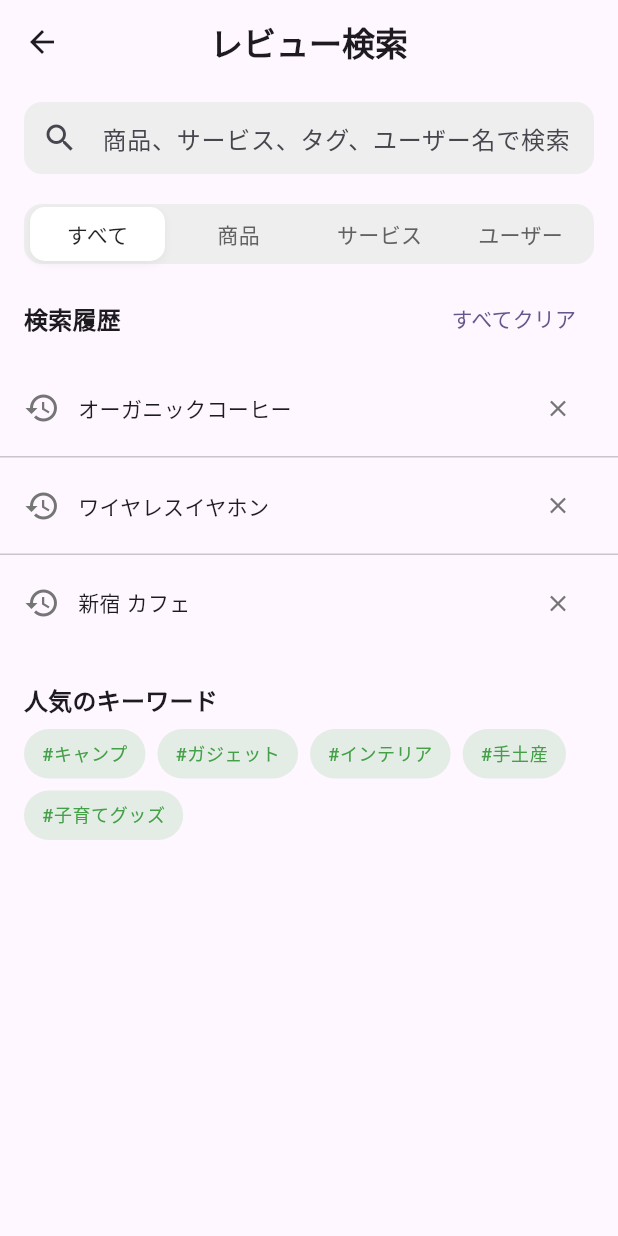
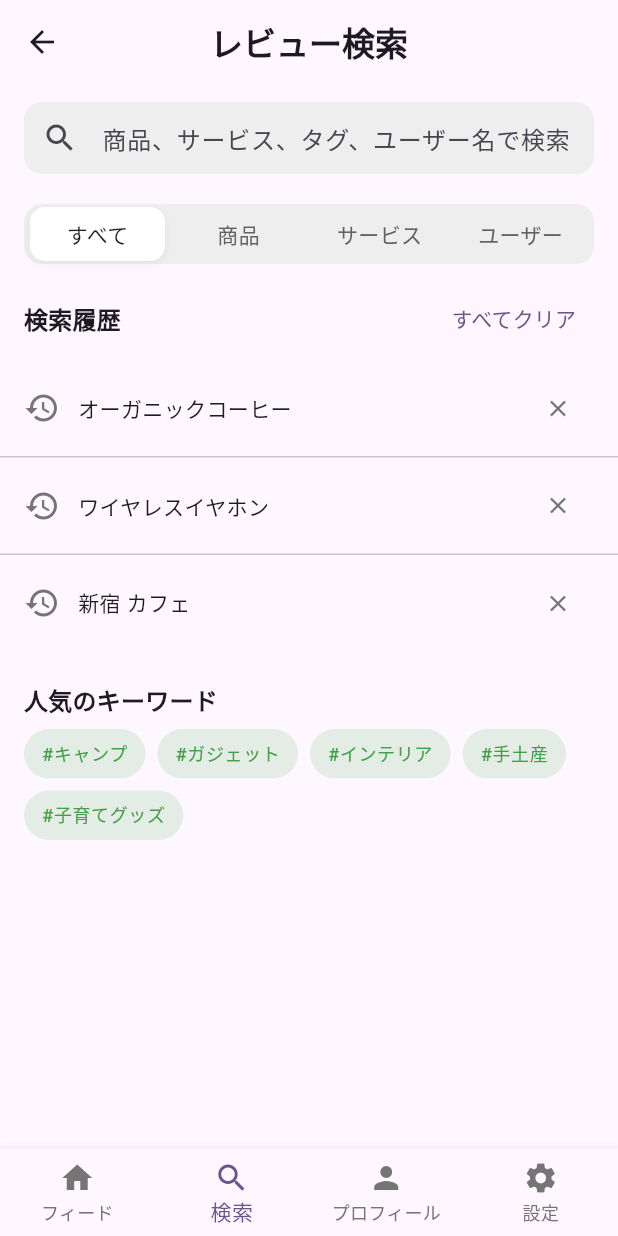
Before and after one commit to kyo09427/favlog_app, a Flutter app: the screen it shows once a user with an empty profile is signed in, item 2 of the bottom bar chosen, on a phone screen of 412 x 824 dp. Run offline on Flutter 3.47's test engine with Material 3 defaults, Android fonts, the phone set to English and light mode, and no system bars; our stand-ins replace cached_network_image, flutter_dotenv, flutter_riverpod, image_picker, shimmer, supabase_flutter; accounts and stored records are empty.

Commit message:
feat: Implement various feature enhancements and UI improvements
This commit includes several enhancements and bug fixes across the application,
primarily focusing on robustness, UI/UX, and code structure:

- **Robustness**: Introduced _isDisposed pattern in controllers (add_review_controller.dart, edit_review_controller.dart, profile_screen_controller.dart) to prevent state updates after disposal.
- **Image Handling**:
    - Added image optimization options (maxWidth, maxHeight, imageQuality) to ImagePicker calls in add_review_controller.dart and edit_review_controller.dart.
    - Implemented logic to remove old images from Supabase Storage upon new image upload in edit_review_controller.dart and profile_screen_controller.dart.
- **Navigation**: Extracted bottom navigation into a reusable CommonBottomNavBar widget (lib/presentation/widgets/common_bottom_nav_bar.dart), now integrated into home_screen.dart, profile_screen.dart, and search_screen.dart.
- **UI/UX Improvements**:
    - **ProfileScreen**: Enhanced initial loading UI, added username validation, and implemented a manual refresh button.
    - **SearchScreen**: Refactored star rating display into a reusable widget and improved error/no results display.
    - **General**: Updated error messages and other UI texts to be localized (Japanese).
- **Data Freshness**: Added forceUpdate parameter to fetchProducts calls in home_screen.dart to ensure data is fresh.
- **Code Cleanup**: Removed numerous Japanese comments from various files.

```diff
--- a/lib/main.dart
+++ b/lib/main.dart
@@ -1,11 +1,13 @@
 import 'package:flutter/material.dart';
-import 'package:flutter_dotenv/flutter_dotenv.dart'; // Add this import
+import 'package:flutter_dotenv/flutter_dotenv.dart';
 import 'package:supabase_flutter/supabase_flutter.dart';
-import 'package:flutter_riverpod/flutter_riverpod.dart'; // Import Riverpod
-import 'package:favlog_app/presentation/screens/auth_screen.dart'; // Updated path
-import 'package:favlog_app/presentation/screens/home_screen.dart'; // Updated path
-import 'package:favlog_app/presentation/screens/email_verification_screen.dart'; // Add this import
-import 'package:favlog_app/core/providers/auth_providers.dart'; // Import authStateChangesProvider
+import 'package:flutter_riverpod/flutter_riverpod.dart';
+import 'package:favlog_app/presentation/screens/auth_screen.dart';
+import 'package:favlog_app/presentation/screens/home_screen.dart';
+import 'package:favlog_app/presentation/screens/email_verification_screen.dart';
+import 'package:favlog_app/presentation/screens/search_screen.dart';
+import 'package:favlog_app/presentation/screens/profile_screen.dart';
+import 'package:favlog_app/core/providers/auth_providers.dart';
 
 // Define a Riverpod provider for SupabaseClient
 final supabaseProvider = Provider<SupabaseClient>((ref) {
@@ -14,22 +16,28 @@ final supabaseProvider = Provider<SupabaseClient>((ref) {
 
 Future<void> main() async {
   WidgetsFlutterBinding.ensureInitialized();
-  await dotenv.load(fileName: ".env"); // Load .env file
+
+  try {
+    await dotenv.load(fileName: ".env");
+  } catch (e) {
+    debugPrint('Error loading .env file: $e');
+  }
 
   await Supabase.initialize(
-    url: dotenv.env['SUPABASE_URL']!, // Use environment variable
-    anonKey: dotenv.env['SUPABASE_ANON_KEY']!, // Use environment variable
+    url: dotenv.env['SUPABASE_URL']!,
+    anonKey: dotenv.env['SUPABASE_ANON_KEY']!,
   );
-  // Wrap the entire application with ProviderScope
+
   runApp(const ProviderScope(child: MyApp()));
 }
 
-class MyApp extends ConsumerWidget { // Change StatelessWidget to ConsumerWidget
+class MyApp extends ConsumerWidget {
   const MyApp({super.key});
 
   @override
-  Widget build(BuildContext context, WidgetRef ref) { // Add WidgetRef ref
-    final authState = ref.watch(authStateChangesProvider); // Use authStateChangesProvider
+  Widget build(BuildContext context, WidgetRef ref) {
+    final authState = ref.watch(authStateChangesProvider);
+
     return MaterialApp(
       title: 'FavLog App',
       theme: ThemeData(
@@ -42,7 +50,6 @@ class MyApp extends ConsumerWidget { // Change StatelessWidget to ConsumerWidget
           if (session == null) {
             return const AuthScreen();
           } else {
-            // セッションがあるがメールが未確認の場合、EmailVerificationScreenへ
             if (session.user?.emailConfirmedAt == null) {
               return const EmailVerificationScreen();
             }
@@ -56,6 +63,11 @@ class MyApp extends ConsumerWidget { // Change StatelessWidget to ConsumerWidget
           body: Center(child: Text('Error: $error')),
         ),
       ),
+      routes: {
+        '/home': (context) => const HomeScreen(),
+        '/search': (context) => const SearchScreen(),
+        '/profile': (context) => const ProfileScreen(),
+      },
     );
   }
 }
--- a/lib/presentation/screens/search_screen.dart
+++ b/lib/presentation/screens/search_screen.dart
@@ -3,6 +3,7 @@ import 'package:flutter_riverpod/flutter_riverpod.dart';
 import 'package:cached_network_image/cached_network_image.dart';
 import 'package:shimmer/shimmer.dart';
 import '../providers/search_controller.dart';
+import '../widgets/common_bottom_nav_bar.dart';
 import 'review_detail_screen.dart';
 
 class SearchScreen extends ConsumerStatefulWidget {
@@ -85,6 +86,30 @@ class _SearchScreenState extends ConsumerState<SearchScreen> {
     );
   }
 
+  Widget _buildStarRating(double rating, {double size = 16}) {
+    return Row(
+      mainAxisSize: MainAxisSize.min,
+      children: List.generate(5, (index) {
+        final starIndex = index + 1;
+
+        IconData icon;
+        if (rating >= starIndex) {
+          icon = Icons.star;
+        } else if (rating >= starIndex - 0.5) {
+          icon = Icons.star_half;
+        } else {
+          icon = Icons.star_border;
+        }
+
+        return Icon(
+          icon,
+          color: Colors.amber,
+          size: size,
+        );
+      }),
+    );
+  }
+
   Widget _buildSearchResultItem(SearchResult result) {
     final product = result.product;
     final latestReview = result.latestReview;
@@ -159,25 +184,7 @@ class _SearchScreenState extends ConsumerState<SearchScreen> {
                     const SizedBox(height: 8),
                     Row(
                       children: [
-                        ...List.generate(5, (index) {
-                          final starIndex = index + 1;
-                          final rating = latestReview.rating;
-
-                          IconData icon;
-                          if (rating >= starIndex) {
-                            icon = Icons.star;
-                          } else if (rating >= starIndex - 0.5) {
-                            icon = Icons.star_half;
-                          } else {
-                            icon = Icons.star_border;
-                          }
-
-                          return Icon(
-                            icon,
-                            color: Colors.amber,
-                            size: 16,
-                          );
-                        }),
+                        _buildStarRating(latestReview.rating),
                         const SizedBox(width: 8),
                         Expanded(
                           child: Text(
@@ -205,7 +212,6 @@ class _SearchScreenState extends ConsumerState<SearchScreen> {
     final searchState = ref.watch(searchControllerProvider);
     final searchController = ref.read(searchControllerProvider.notifier);
 
-    // 検索クエリをTextEditingControllerと同期
     if (_searchController.text != searchState.searchQuery) {
       _searchController.text = searchState.searchQuery;
       _searchController.selection = TextSelection.fromPosition(
@@ -228,7 +234,6 @@ class _SearchScreenState extends ConsumerState<SearchScreen> {
       body: SafeArea(
         child: Column(
           children: [
-            // 検索バー
             Padding(
               padding: const EdgeInsets.symmetric(horizontal: 16, vertical: 12),
               child: SizedBox(
@@ -264,7 +269,6 @@ class _SearchScreenState extends ConsumerState<SearchScreen> {
               ),
             ),
 
-            // フィルターボタン
             Padding(
               padding: const EdgeInsets.symmetric(horizontal: 16, vertical: 8),
               child: Container(
@@ -330,12 +334,33 @@ class _SearchScreenState extends ConsumerState<SearchScreen> {
               ),
             ),
 
-            // 検索結果または履歴
             Expanded(
               child: searchState.isLoading
                   ? const Center(child: CircularProgressIndicator())
                   : searchState.error != null
-                      ? Center(child: Text('エラー: ${searchState.error}'))
+                      ? Center(
+                          child: Column(
+                            mainAxisAlignment: MainAxisAlignment.center,
+                            children: [
+                              Icon(
+                                Icons.error_outline,
+                                size: 64,
+                                color: Colors.red[300],
+                              ),
+                              const SizedBox(height: 16),
+                              Text(
+                                'エラーが発生しました',
+                                style: theme.textTheme.titleMedium,
+                              ),
+                              const SizedBox(height: 8),
+                              Text(
+                                searchState.error!,
+                                style: theme.textTheme.bodySmall,
+                                textAlign: TextAlign.center,
+                              ),
+                            ],
+                          ),
+                        )
                       : searchState.searchResults.isNotEmpty
                           ? ListView.builder(
                               itemCount: searchState.searchResults.length,
@@ -346,11 +371,28 @@ class _SearchScreenState extends ConsumerState<SearchScreen> {
                               },
                             )
                           : searchState.searchQuery.isNotEmpty
-                              ? const Center(child: Text('検索結果が見つかりませんでした'))
+                              ? Center(
+                                  child: Column(
+                                    mainAxisAlignment: MainAxisAlignment.center,
+                                    children: [
+                                      Icon(
+                                        Icons.search_off,
+                                        size: 64,
+                                        color: Colors.grey[400],
+                                      ),
+                                      const SizedBox(height: 16),
+                                      const Text('検索結果が見つかりませんでした'),
+                                    ],
+                                  ),
+                                )
                               : _buildHistoryAndKeywords(theme, searchState),
             ),
           ],
         ),
+      ),
+      bottomNavigationBar: CommonBottomNavBar(
+        currentIndex: 1,
+        onTap: (index) => NavigationHelper.navigateToIndex(context, index, 1),
       ),
     );
   }
@@ -361,7 +403,6 @@ class _SearchScreenState extends ConsumerState<SearchScreen> {
       child: Column(
         crossAxisAlignment: CrossAxisAlignment.start,
         children: [
-          // 検索履歴
           Padding(
             padding: const EdgeInsets.symmetric(horizontal: 16, vertical: 4),
             child: Row(
@@ -437,7 +478,6 @@ class _SearchScreenState extends ConsumerState<SearchScreen> {
 
           const SizedBox(height: 16),
 
-          // 人気のキーワード
           Padding(
             padding: const EdgeInsets.symmetric(horizontal: 16, vertical: 4),
             child: Text(
--- /dev/null
+++ b/lib/presentation/widgets/common_bottom_nav_bar.dart
@@ -0,0 +1,83 @@
+import 'package:flutter/material.dart';
+
+class CommonBottomNavBar extends StatelessWidget {
+  final int currentIndex;
+  final Function(int) onTap;
+
+  const CommonBottomNavBar({
+    super.key,
+    required this.currentIndex,
+    required this.onTap,
+  });
+
+  @override
+  Widget build(BuildContext context) {
+    final theme = Theme.of(context);
+
+    return BottomNavigationBar(
+      type: BottomNavigationBarType.fixed,
+      currentIndex: currentIndex,
+      selectedItemColor: theme.colorScheme.primary,
+      unselectedItemColor: Colors.grey[600],
+      onTap: onTap,
+      items: const [
+        BottomNavigationBarItem(
+          icon: Icon(Icons.home),
+          label: 'フィード',
+        ),
+        BottomNavigationBarItem(
+          icon: Icon(Icons.search),
+          label: '検索',
+        ),
+        BottomNavigationBarItem(
+          icon: Icon(Icons.person),
+          label: 'プロフィール',
+        ),
+        BottomNavigationBarItem(
+          icon: Icon(Icons.settings),
+          label: '設定',
+        ),
+      ],
+    );
+  }
+}
+
+// ナビゲーションヘルパー
+class NavigationHelper {
+  static void navigateToIndex(BuildContext context, int index, int currentIndex) {
+    if (index == currentIndex) return;
+
+    switch (index) {
+      case 0:
+        // ホーム画面
+        Navigator.of(context).popUntil((route) => route.isFirst);
+        break;
+      case 1:
+        // 検索画面
+        if (currentIndex == 0) {
+          // ホームから検索へ
+          Navigator.of(context).pushReplacementNamed('/search');
+        } else {
+          // 他の画面から検索へ
+          Navigator.of(context).pushReplacementNamed('/search');
+        }
+        break;
+      case 2:
+        // プロフィール画面
+        if (currentIndex == 0) {
+          // ホームからプロフィールへ
+          Navigator.of(context).pushReplacementNamed('/profile');
+        } else {
+          // 他の画面からプロフィールへ
+          Navigator.of(context).pushReplacementNamed('/profile');
+        }
+        break;
+      case 3:
+        // 設定画面（未実装）
+        ScaffoldMessenger.of(context).showSnackBar(
+          const SnackBar(content: Text('設定機能は準備中です')),
+        );
+        break;
+    }
+  }
+}
```
Also changed, not shown: lib/presentation/providers/add_review_controller.dart (+59 -12 lines), lib/presentation/providers/edit_review_controller.dart (+28 -5 lines), lib/presentation/providers/profile_screen_controller.dart (+142 -69 lines), lib/presentation/screens/home_screen.dart (+8 -42 lines), lib/presentation/screens/profile_screen.dart (+56 -24 lines).
